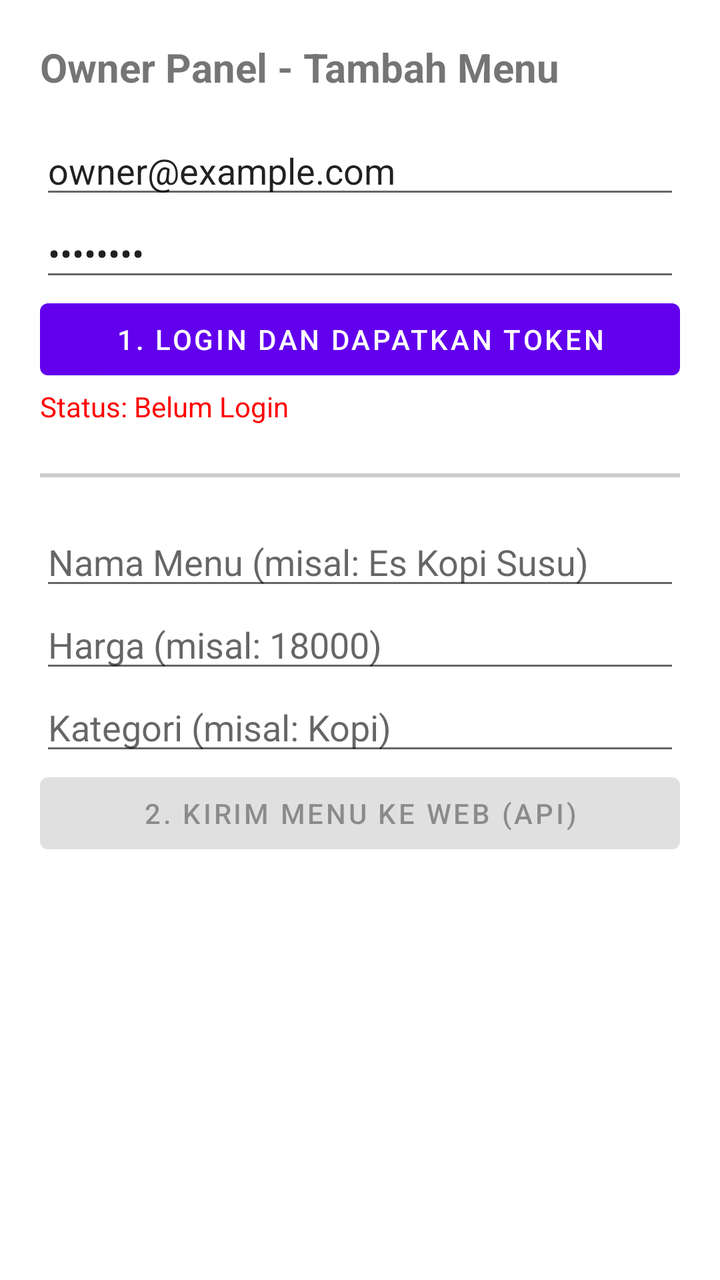
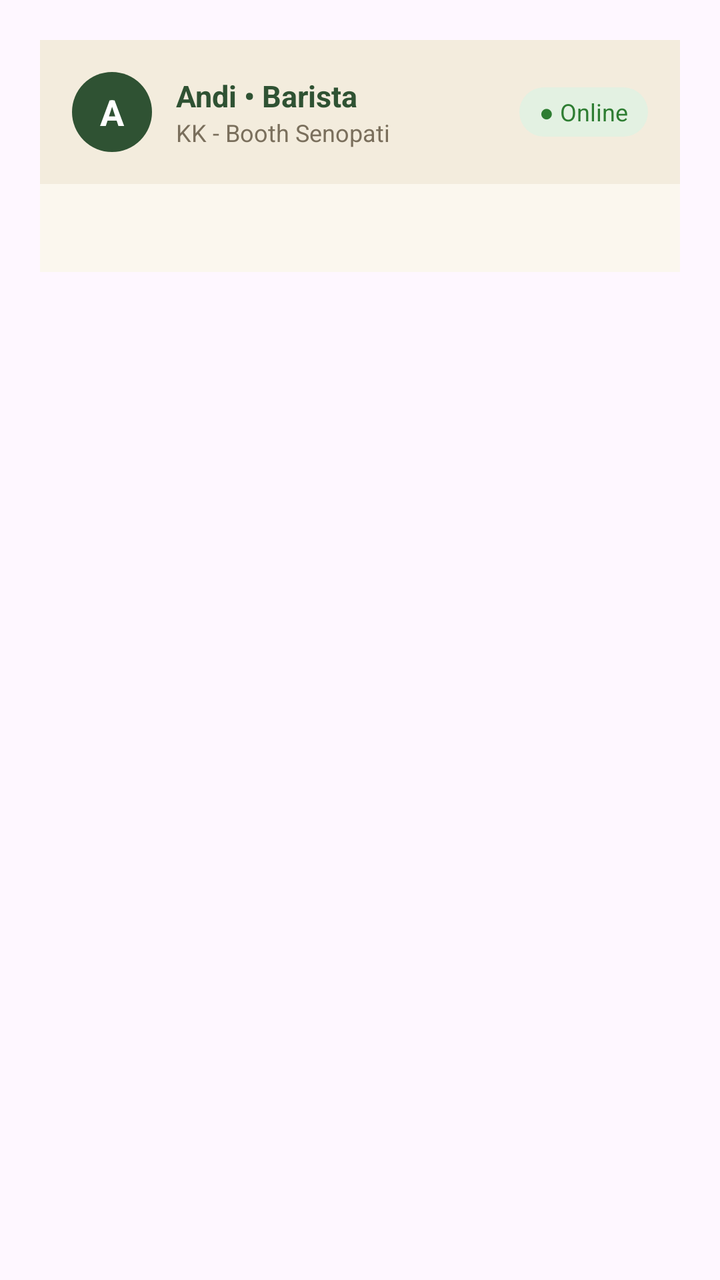

Compare the two renders of this Android layout. The source of the first and the diff that turns it into the second are given below.
<!-- AndroidManifest.xml: activity theme Theme.Machaindo -->
<!-- res/layout/activity_main.xml -->
<?xml version="1.0" encoding="utf-8"?>
<ScrollView xmlns:android="http://schemas.android.com/apk/res/android"
    android:layout_width="match_parent"
    android:layout_height="match_parent"
    android:padding="20dp">

    <LinearLayout
        android:layout_width="match_parent"
        android:layout_height="wrap_content"
        android:orientation="vertical">

        <TextView
            android:layout_width="wrap_content"
            android:layout_height="wrap_content"
            android:text="Owner Panel - Tambah Menu"
            android:textSize="20sp"
            android:textStyle="bold"
            android:layout_marginBottom="16dp" />

        
        <EditText
            android:id="@+id/etEmail"
            android:layout_width="match_parent"
            android:layout_height="wrap_content"
            android:hint="Email Owner"
            android:inputType="textEmailAddress"
            android:text="owner@example.com" />

        <EditText
            android:id="@+id/etPassword"
            android:layout_width="match_parent"
            android:layout_height="wrap_content"
            android:hint="Password"
            android:inputType="textPassword"
            android:text="password" />

        <Button
            android:id="@+id/btnLogin"
            android:layout_width="match_parent"
            android:layout_height="wrap_content"
            android:text="1. Login dan Dapatkan Token" />

        <TextView
            android:id="@+id/tvStatusToken"
            android:layout_width="wrap_content"
            android:layout_height="wrap_content"
            android:text="Status: Belum Login"
            android:textColor="#FF0000"
            android:layout_marginBottom="24dp" />

        <View
            android:layout_width="match_parent"
            android:layout_height="2dp"
            android:layout_marginBottom="20dp"
            android:background="#CCCCCC" />

        
        <EditText
            android:id="@+id/etNamaMenu"
            android:layout_width="match_parent"
            android:layout_height="wrap_content"
            android:hint="Nama Menu (misal: Es Kopi Susu)" />

        <EditText
            android:id="@+id/etHarga"
            android:layout_width="match_parent"
            android:layout_height="wrap_content"
            android:hint="Harga (misal: 18000)"
            android:inputType="numberDecimal" />

        <EditText
            android:id="@+id/etKategori"
            android:layout_width="match_parent"
            android:layout_height="wrap_content"
            android:hint="Kategori (misal: Kopi)" />

        <Button
            android:id="@+id/btnTambahMenu"
            android:layout_width="match_parent"
            android:layout_height="wrap_content"
            android:text="2. Kirim Menu Ke Web (API)"
            android:enabled="false" />

    </LinearLayout>
</ScrollView>
<!-- resources referenced by this layout -->
<resources>
  <style name="Theme.Machaindo" parent="Theme.MaterialComponents.DayNight.DarkActionBar">
          
          <item name="colorPrimary">@color/purple_500</item>
          <item name="colorPrimaryVariant">@color/purple_700</item>
          <item name="colorOnPrimary">@color/white</item>
          
          <item name="colorSecondary">@color/teal_200</item>
          <item name="colorSecondaryVariant">@color/teal_700</item>
          <item name="colorOnSecondary">@color/black</item>
          
          <item name="android:statusBarColor">?attr/colorPrimaryVariant</item>
          
      </style>
  <color name="purple_500">#FF6200EE</color>
  <color name="purple_700">#FF3700B3</color>
  <color name="white">#FFFFFFFF</color>
  <color name="teal_200">#FF03DAC5</color>
  <color name="teal_700">#FF018786</color>
  <color name="black">#FF000000</color>
</resources>

<!-- the commit's change to res/layout/activity_main.xml (unified diff, before → after) -->
@@ -4,82 +4,29 @@
     android:layout_height="match_parent"
     android:padding="20dp">
 
-    <LinearLayout
-        android:layout_width="match_parent"
-        android:layout_height="wrap_content"
-        android:orientation="vertical">
-
-        <TextView
-            android:layout_width="wrap_content"
-            android:layout_height="wrap_content"
-            android:text="Owner Panel - Tambah Menu"
-            android:textSize="20sp"
-            android:textStyle="bold"
-            android:layout_marginBottom="16dp" />
-
+    <LinearLayout xmlns:android="http://schemas.android.com/apk/res/android" xmlns:app="http://schemas.android.com/apk/res-auto" android:layout_width="match_parent" android:layout_height="match_parent" android:background="@color/cream_bg" android:fitsSystemWindows="true" android:orientation="vertical">
         
-        <EditText
-            android:id="@+id/etEmail"
-            android:layout_width="match_parent"
-            android:layout_height="wrap_content"
-            android:hint="Email Owner"
-            android:inputType="textEmailAddress"
-            android:text="owner@example.com" />
-
-        <EditText
-            android:id="@+id/etPassword"
-            android:layout_width="match_parent"
-            android:layout_height="wrap_content"
-            android:hint="Password"
-            android:inputType="textPassword"
-            android:text="password" />
-
-        <Button
-            android:id="@+id/btnLogin"
-            android:layout_width="match_parent"
-            android:layout_height="wrap_content"
-            android:text="1. Login dan Dapatkan Token" />
-
-        <TextView
-            android:id="@+id/tvStatusToken"
-            android:layout_width="wrap_content"
-            android:layout_height="wrap_content"
-            android:text="Status: Belum Login"
-            android:textColor="#FF0000"
-            android:layout_marginBottom="24dp" />
-
-        <View
-            android:layout_width="match_parent"
-            android:layout_height="2dp"
-            android:layout_marginBottom="20dp"
-            android:background="#CCCCCC" />
-
+        <LinearLayout android:layout_width="match_parent" android:layout_height="wrap_content" android:background="@color/cream_header" android:gravity="center_vertical" android:orientation="horizontal" android:padding="16dp">
+            <TextView android:id="@+id/tvAvatar" android:layout_width="40dp" android:layout_height="40dp" android:background="@drawable/bg_avatar" android:gravity="center" android:text="A" android:textColor="@android:color/white" android:textSize="18sp" android:textStyle="bold"/>
+            <LinearLayout android:layout_width="0dp" android:layout_height="wrap_content" android:layout_marginStart="12dp" android:layout_weight="1" android:orientation="vertical">
+                <TextView android:id="@+id/tvBaristaName" android:layout_width="wrap_content" android:layout_height="wrap_content" android:text="Andi • Barista" android:textColor="@color/green_dark" android:textSize="15sp" android:textStyle="bold"/>
+                <TextView android:id="@+id/tvBooth" android:layout_width="wrap_content" android:layout_height="wrap_content" android:text="KK - Booth Senopati" android:textColor="@color/text_secondary" android:textSize="12sp"/>
+            </LinearLayout>
+            <TextView android:id="@+id/tvOnline" android:layout_width="wrap_content" android:layout_height="wrap_content" android:background="@drawable/bg_online_badge" android:paddingHorizontal="10dp" android:paddingVertical="4dp" android:text="● Online" android:textColor="@color/online_text" android:textSize="12sp"/>
+        </LinearLayout>
         
-        <EditText
-            android:id="@+id/etNamaMenu"
-            android:layout_width="match_parent"
-            android:layout_height="wrap_content"
-            android:hint="Nama Menu (misal: Es Kopi Susu)" />
-
-        <EditText
-            android:id="@+id/etHarga"
-            android:layout_width="match_parent"
-            android:layout_height="wrap_content"
-            android:hint="Harga (misal: 18000)"
-            android:inputType="numberDecimal" />
-
-        <EditText
-            android:id="@+id/etKategori"
-            android:layout_width="match_parent"
-            android:layout_height="wrap_content"
-            android:hint="Kategori (misal: Kopi)" />
-
-        <Button
-            android:id="@+id/btnTambahMenu"
-            android:layout_width="match_parent"
-            android:layout_height="wrap_content"
-            android:text="2. Kirim Menu Ke Web (API)"
-            android:enabled="false" />
-
+        <HorizontalScrollView android:layout_width="match_parent" android:layout_height="wrap_content" android:clipToPadding="false" android:paddingHorizontal="16dp" android:paddingVertical="12dp" android:scrollbars="none">
+            <com.google.android.material.chip.ChipGroup android:id="@+id/chipGroup" android:layout_width="wrap_content" android:layout_height="wrap_content" app:chipSpacingHorizontal="8dp" app:selectionRequired="true" app:singleLine="true" app:singleSelection="true"/>
+        </HorizontalScrollView>
+        
+        <FrameLayout android:layout_width="match_parent" android:layout_height="0dp" android:layout_weight="1">
+            <androidx.recyclerview.widget.RecyclerView android:id="@+id/rvMenu" android:layout_width="match_parent" android:layout_height="match_parent" android:clipToPadding="false" android:padding="10dp"/>
+            <ProgressBar android:id="@+id/progress" android:layout_width="wrap_content" android:layout_height="wrap_content" android:layout_gravity="center" android:indeterminateTint="@color/green_dark" android:visibility="gone"/>
+            <TextView android:id="@+id/tvEmpty" android:layout_width="wrap_content" android:layout_height="wrap_content" android:layout_gravity="center" android:text="Belum ada menu." android:textColor="@color/text_secondary" android:visibility="gone"/>
+            <LinearLayout android:id="@+id/layoutError" android:layout_width="match_parent" android:layout_height="wrap_content" android:layout_gravity="center" android:gravity="center" android:orientation="vertical" android:padding="24dp" android:visibility="gone">
+                <TextView android:id="@+id/tvError" android:layout_width="wrap_content" android:layout_height="wrap_content" android:gravity="center" android:textColor="#B3261E"/>
+                <com.google.android.material.button.MaterialButton android:id="@+id/btnRetry" android:layout_width="wrap_content" android:layout_height="wrap_content" android:layout_marginTop="12dp" android:backgroundTint="@color/green_dark" android:text="Coba Lagi"/>
+            </LinearLayout>
+        </FrameLayout>
     </LinearLayout>
 </ScrollView>
<!-- resource entries referenced after the edit -->
@@ -1,23 +1,24 @@
 <!-- resources referenced by this layout -->
 <resources>
-  <style name="Theme.Machaindo" parent="Theme.MaterialComponents.DayNight.DarkActionBar">
-          
-          <item name="colorPrimary">@color/purple_500</item>
-          <item name="colorPrimaryVariant">@color/purple_700</item>
-          <item name="colorOnPrimary">@color/white</item>
-          
-          <item name="colorSecondary">@color/teal_200</item>
-          <item name="colorSecondaryVariant">@color/teal_700</item>
-          <item name="colorOnSecondary">@color/black</item>
-          
-          <item name="android:statusBarColor">?attr/colorPrimaryVariant</item>
-          
+  <color name="cream_bg">#FBF7EE</color>
+  <color name="cream_header">#F3ECDD</color>
+  <color name="green_dark">#2F5233</color>
+  <color name="online_text">#2E7D32</color>
+  <color name="text_secondary">#7A6F5C</color>
+  <!-- drawable bg_avatar (drawable) -->
+  <shape xmlns:android="http://schemas.android.com/apk/res/android" android:shape="oval">
+      <solid android:color="@color/green_dark"/>
+  </shape>
+  <!-- drawable bg_online_badge (drawable) -->
+  <shape xmlns:android="http://schemas.android.com/apk/res/android" android:shape="rectangle">
+      <solid android:color="@color/online_bg"/>
+      <corners android:radius="20dp"/>
+  </shape>
+  <style name="Theme.Machaindo" parent="Theme.Material3.Light.NoActionBar">
+          <item name="colorPrimary">@color/green_dark</item>
+          <item name="android:statusBarColor">@color/cream_header</item>
+          <item name="android:windowLightStatusBar">true</item>
       </style>
-  <color name="purple_500">#FF6200EE</color>
-  <color name="purple_700">#FF3700B3</color>
-  <color name="white">#FFFFFFFF</color>
-  <color name="teal_200">#FF03DAC5</color>
-  <color name="teal_700">#FF018786</color>
-  <color name="black">#FF000000</color>
+  <color name="online_bg">#E3F1E2</color>
 </resources>
 
